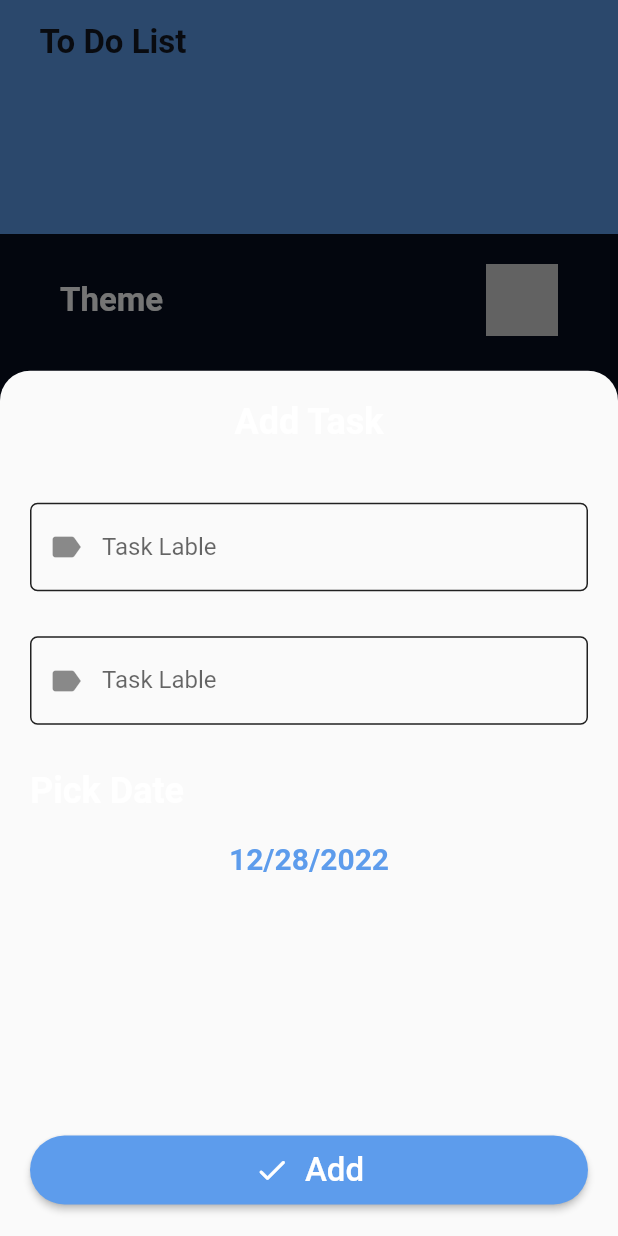
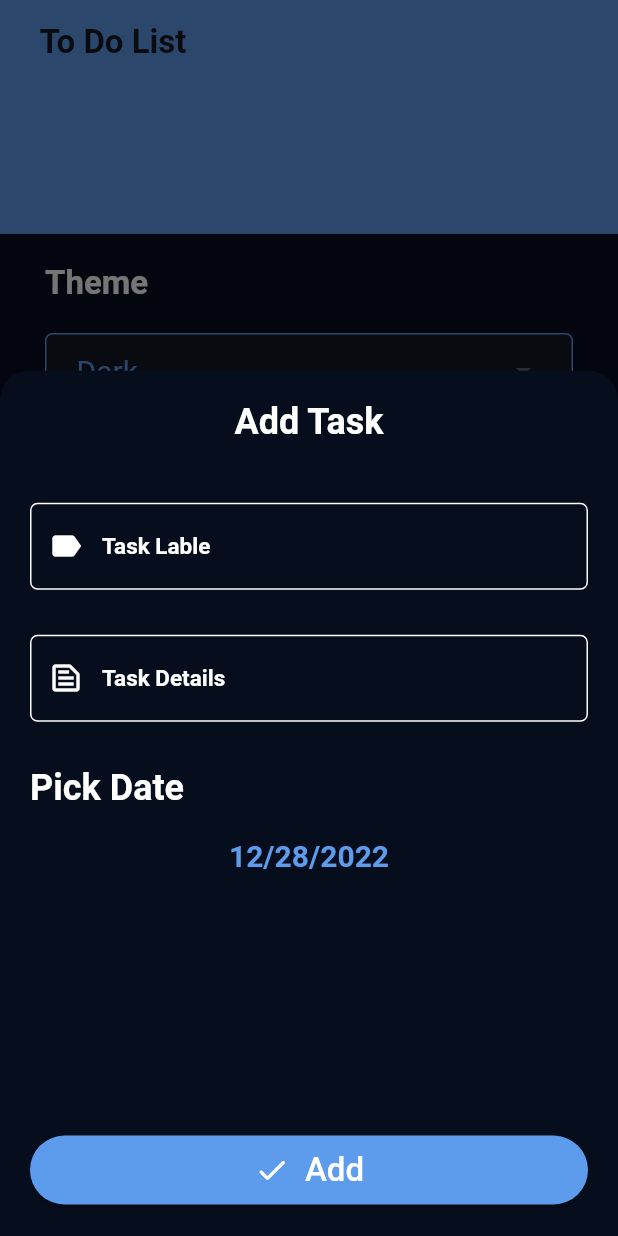
Before and after one commit to john-safwat/ToDo, a Flutter app: the screen it shows after launch, item 2 of the bottom bar chosen, after a tap on the "add" icon, on a phone screen of 412 x 824 dp. Run offline on Flutter 3.47's test engine with Material 2 defaults, Android fonts, the phone set to English and light mode, and no system bars; our stand-ins replace animated_splash_screen, cloud_firestore, date_picker_timeline, firebase_core, flutter_slidable, shared_preferences; missing offline and left inert: day_night_switcher; accounts and stored records are empty.

Commit message:
edit the settings tap

```diff
--- a/lib/Ui/HomeScreen.dart
+++ b/lib/Ui/HomeScreen.dart
@@ -56,7 +56,7 @@ class _HomeScreenState extends State<HomeScreen> {
         ),
         child: FloatingActionButton(
           onPressed: (){
-            showTaskModalButtomSheet(context);
+            showTaskModalButtomSheet(context , themes);
           },
           child:const Icon(Icons.add , color: Colors.white, size: 34,),
           backgroundColor: Theme.of(context).primaryColor,
@@ -89,10 +89,11 @@ class _HomeScreenState extends State<HomeScreen> {
       ),
     );
   }
-  Future<void> showTaskModalButtomSheet(BuildContext context){
+  Future<void> showTaskModalButtomSheet(BuildContext context , themeprovider themes){
     return showModalBottomSheet(
         context: context,
         isScrollControlled: true,
+        backgroundColor: themes.isdark()? MyTheme.DarkBlue : Colors.white,
         shape:const RoundedRectangleBorder(borderRadius: BorderRadius.only(
           topRight: Radius.circular(20),
           topLeft:  Radius.circular(20)
@@ -117,18 +118,17 @@ class _HomeScreenState extends State<HomeScreen> {
                       }
                       return null;
                     },
+                    style: Theme.of(context).textTheme.headline4,
                     decoration: InputDecoration(
                       contentPadding:const EdgeInsets.all(20),
-                      prefixIcon:const Icon(Icons.label) ,
-                      label:const Text('Task Lable'),
-                      enabledBorder:const OutlineInputBorder(
-                        borderSide:
-                        BorderSide(color: Colors.black87, width: 1.0),
+                      prefixIcon: Icon(Icons.label , color: themes.isdark()?Colors.white : Colors.grey,) ,
+                      label:Text('Task Lable' , style : Theme.of(context).textTheme.headline4 ),
+                      enabledBorder: OutlineInputBorder(
+                        borderSide: BorderSide(color: !themes.isdark() ? MyTheme.LightBlack : Colors.white, width: 1.0),
                         borderRadius: BorderRadius.all(Radius.circular(5)),
                       ),
                       focusedBorder: OutlineInputBorder(
-                        borderSide:
-                        BorderSide(color: Theme.of(context).primaryColor, width: 2.0),
+                        borderSide: BorderSide(color: Theme.of(context).primaryColor, width: 2.0),
                         borderRadius:const BorderRadius.all(Radius.circular(5)),
                       ),
                       focusedErrorBorder: const OutlineInputBorder(
@@ -147,22 +147,21 @@ class _HomeScreenState extends State<HomeScreen> {
                     autovalidateMode: AutovalidateMode.onUserInteraction,
                     validator: (value) {
                       if(value == null || value.isEmpty){
-                        return "Invalid Task Details";
+                        return "Invalid Task Lable";
                       }
                       return null;
                     },
+                    style: Theme.of(context).textTheme.headline4,
                     decoration: InputDecoration(
                       contentPadding:const EdgeInsets.all(20),
-                      prefixIcon:const Icon(Icons.label) ,
-                      label:const Text('Task Lable'),
-                      enabledBorder:const OutlineInputBorder(
-                        borderSide:
-                        BorderSide(color: Colors.black87, width: 1.0),
+                      prefixIcon: Icon(Icons.text_snippet_outlined , color: themes.isdark()?Colors.white : Colors.grey,) ,
+                      label:Text('Task Details' , style : Theme.of(context).textTheme.headline4 ),
+                      enabledBorder: OutlineInputBorder(
+                        borderSide: BorderSide(color: !themes.isdark() ? MyTheme.LightBlack : Colors.white, width: 1.0),
                         borderRadius: BorderRadius.all(Radius.circular(5)),
                       ),
                       focusedBorder: OutlineInputBorder(
-                        borderSide:
-                        BorderSide(color: Theme.of(context).primaryColor, width: 2.0),
+                        borderSide: BorderSide(color: Theme.of(context).primaryColor, width: 2.0),
                         borderRadius:const BorderRadius.all(Radius.circular(5)),
                       ),
                       focusedErrorBorder: const OutlineInputBorder(
@@ -200,6 +199,9 @@ class _HomeScreenState extends State<HomeScreen> {
                             DialogUtils.showDialogeMessage(Message: "Loading....", context: context);
                             Task task = Task(id: "", Title: Title.text, Discription: Details.text, Date: date.millisecondsSinceEpoch);
                             await MyDataBase.insertintodatabase(task);
+                            Title.text = '';
+                            Details.text = '';
+                            date = DateTime.now().DateOnly(DateTime.now());
                             DialogUtils.hideDialogMessage(context: context);
                             Navigator.pop(context);
                           },
@@ -208,20 +210,20 @@ class _HomeScreenState extends State<HomeScreen> {
                       }
                     },
 
+                    style: ButtonStyle(
+                        backgroundColor: MaterialStateProperty.all(Theme.of(context).primaryColor),
+                        padding: MaterialStateProperty.all(EdgeInsets.all(10)),
+                        shape: MaterialStateProperty.all(RoundedRectangleBorder(borderRadius: BorderRadius.circular(100)))
+                    ),
+
                     child: Row(
                       crossAxisAlignment: CrossAxisAlignment.center,
                       mainAxisAlignment: MainAxisAlignment.center,
                       children: [
-                        Icon(Icons.done_rounded , color: Colors.white,),
+                        const Icon(Icons.done_rounded , color: Colors.white,),
                         const SizedBox(width: 10,),
                         Text("Add" , style: Theme.of(context).textTheme.headline1?.copyWith(fontWeight: FontWeight.w500),)
                       ],
-                    ),
-
-                    style: ButtonStyle(
-                        backgroundColor: MaterialStateProperty.all(Theme.of(context).primaryColor),
-                        padding: MaterialStateProperty.all(EdgeInsets.all(10)),
-                        shape: MaterialStateProperty.all(RoundedRectangleBorder(borderRadius: BorderRadius.circular(100)))
                     ),
                   ),
                 ],
@@ -232,40 +234,20 @@ class _HomeScreenState extends State<HomeScreen> {
     );
   }
   Future<void> ShowDatePicker()async{
-    return showDatePicker(
+    var userselecteddate = await showDatePicker(
         context: context,
         initialDate: date,
         firstDate: DateTime.now(),
         lastDate: DateTime.now().add(Duration(days: 365)),
-    ).then((value) {
+    );
+    if (userselecteddate == null ) {
+        return;
+    }
+    else {
+      date = userselecteddate;
       setState(() {
-        date = value!;
+
       });
-    });
+    }
   }
 }
-
-//
-// TextField(
-// onChanged: (value) {
-// //Do something with the user input.
-// },
-// decoration: InputDecoration(
-// hintText: 'Enter your password.',
-// contentPadding:
-// EdgeInsets.symmetric(vertical: 10.0, horizontal: 20.0),
-// border: OutlineInputBorder(
-// borderRadius: BorderRadius.all(Radius.circular(32.0)),
-// ),
-// enabledBorder: OutlineInputBorder(
-// borderSide:
-// BorderSide(color: Colors.lightBlueAccent, width: 1.0),
-// borderRadius: BorderRadius.all(Radius.circular(32.0)),
-// ),
-// focusedBorder: OutlineInputBorder(
-// borderSide:
-// BorderSide(color: Colors.lightBlueAccent, width: 2.0),
-// borderRadius: BorderRadius.all(Radius.circular(32.0)),
-// ),
-// ),
-// ),
--- a/lib/Ui/Taps/Settings_Tap.dart
+++ b/lib/Ui/Taps/Settings_Tap.dart
@@ -11,33 +11,82 @@ class Settings_Tap extends StatefulWidget {
 }
 
 class _Settings_TapState extends State<Settings_Tap> {
+  var themeslist = [ "Light" , "Dark"];
+  var themetitle = "Light";
+  var Languagelist = ["English" , "Arabic"];
+  var Languagetitle = "English";
   @override
   Widget build(BuildContext context) {
     var themes = Provider.of<themeprovider>(context);
+    themetitle = themes.isdark()?  "Dark" : "Light";
     return Container(
       margin: EdgeInsets.only(top: 100),
       child: Padding(
-        padding: const EdgeInsets.symmetric(horizontal: 40 , vertical: 20),
+        padding: const EdgeInsets.symmetric(horizontal: 30 , vertical: 20),
         child: Column(
+          crossAxisAlignment: CrossAxisAlignment.start,
           children: [
-            Row(
-              mainAxisAlignment: MainAxisAlignment.spaceBetween,
-              children: [
-                Text("Theme" , style:themes.isdark()?Theme.of(context).textTheme.headline1?.copyWith(color: Colors.white) :Theme.of(context).textTheme.headline1?.copyWith(color: MyTheme.LightBlack),) ,
-                DayNightSwitcher(
-                  isDarkModeEnabled: themes.isdark(),
-                  onStateChanged: (isDarkModeEnabled) {
-                    if(themes.isdark()){
+            Text("Theme" , style:themes.isdark()?Theme.of(context).textTheme.headline1?.copyWith(color: Colors.white) :Theme.of(context).textTheme.headline1?.copyWith(color: MyTheme.LightBlack),) ,
+            Container(
+              width: double.infinity,
+              padding: EdgeInsets.symmetric(horizontal: 20),
+              margin: EdgeInsets.symmetric(vertical: 20),
+              decoration: BoxDecoration(
+                color: themes.isdark()?MyTheme.LightBlack: Colors.white,
+                border: Border.all(width: 1 , color: Theme.of(context).primaryColor),
+                borderRadius: BorderRadius.circular(5),
+              ),
+              child: DropdownButtonHideUnderline(
+                child: DropdownButton<String>(
+                  value: themetitle,
+                  dropdownColor: themes.isdark()?MyTheme.LightBlack: Colors.white,
+                  style: TextStyle(color: Theme.of(context).primaryColor , fontSize: 20),
+                  items: themeslist.map<DropdownMenuItem<String>>((String Value){
+                    return DropdownMenuItem<String>(
+                      value: Value,
+                      child: Text(Value),
+                    );
+                  }).toList(),
+                  onChanged: (value) {
+                    themetitle = value!;
+                    if (value == 'Light'){
                       themes.chagetheme(ThemeMode.light);
-                    }
-                    else{
+                    }else{
                       themes.chagetheme(ThemeMode.dark);
                     }
-
+                    setState(() {});
                   },
                 ),
-              ],
-            )
+              ),
+            ),
+            Text("Language" , style:themes.isdark()?Theme.of(context).textTheme.headline1?.copyWith(color: Colors.white) :Theme.of(context).textTheme.headline1?.copyWith(color: MyTheme.LightBlack),) ,
+            Container(
+              width: double.infinity,
+              padding: EdgeInsets.symmetric(horizontal: 20),
+              margin: EdgeInsets.symmetric(vertical: 20),
+              decoration: BoxDecoration(
+                color: themes.isdark()?MyTheme.LightBlack: Colors.white,
+                border: Border.all(width: 1 , color: Theme.of(context).primaryColor),
+                borderRadius: BorderRadius.circular(5),
+              ),
+              child: DropdownButtonHideUnderline(
+                child: DropdownButton<String>(
+                  value: Languagetitle,
+                  dropdownColor: themes.isdark()?MyTheme.LightBlack: Colors.white,
+                  style: TextStyle(color: Theme.of(context).primaryColor , fontSize: 20),
+                  items: Languagelist.map<DropdownMenuItem<String>>((String Value){
+                    return DropdownMenuItem<String>(
+                      value: Value,
+                      child: Text(Value),
+                    );
+                  }).toList(),
+                  onChanged: (value) {
+                    Languagetitle = value!;
+                    setState(() {});
+                  },
+                ),
+              ),
+            ),
           ],
         ),
       ),
--- a/lib/Ui/Taps/TaskWidget.dart
+++ b/lib/Ui/Taps/TaskWidget.dart
@@ -35,14 +35,15 @@ class TaskWidget extends StatelessWidget {
               SlidableAction(
                 flex: 2,
                 borderRadius: BorderRadius.only(topLeft: Radius.circular(20) ,bottomLeft: Radius.circular(20)),
-                onPressed: (BuildContext) async {
+                onPressed: (BuildContext){
                   DialogUtils.showMessage(
                     message: "Are You Sure You Want TO Delete This Task",
                     context: context,
                     posActiontitle: "Yes",
                     posAction: ()async{
                       DialogUtils.showDialogeMessage(Message: "Loading....", context: context);
-                      await MyDataBase.DeleteTask(task);
+                      MyDataBase.DeleteTask(task);
+                      print("test");
                       DialogUtils.hideDialogMessage(context: context);
                       DialogUtils.showMessage(
                         message: "Task Deleted ",
```
